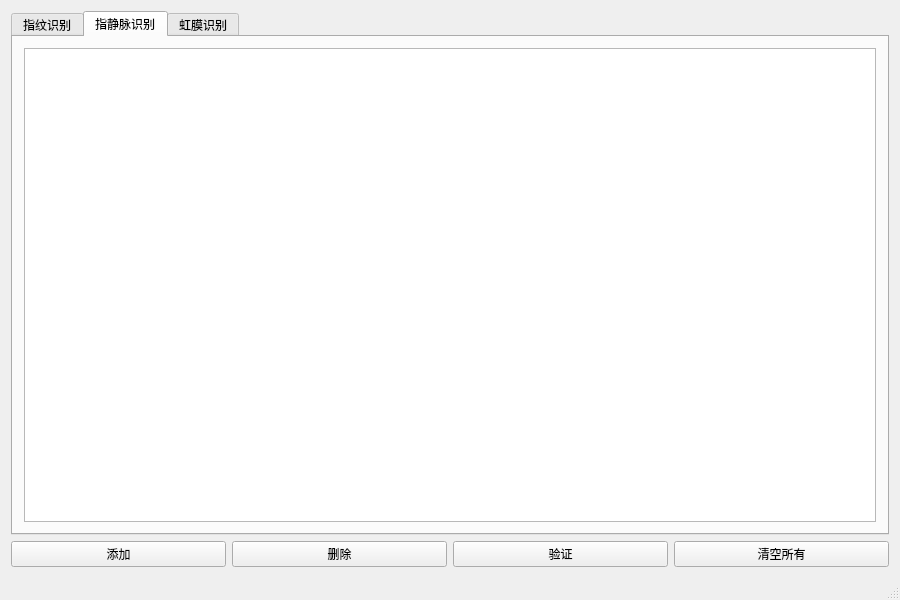
First picture: the form in mainwindow.ui, repository ukui/ukui-biometric-manager, before the edit.
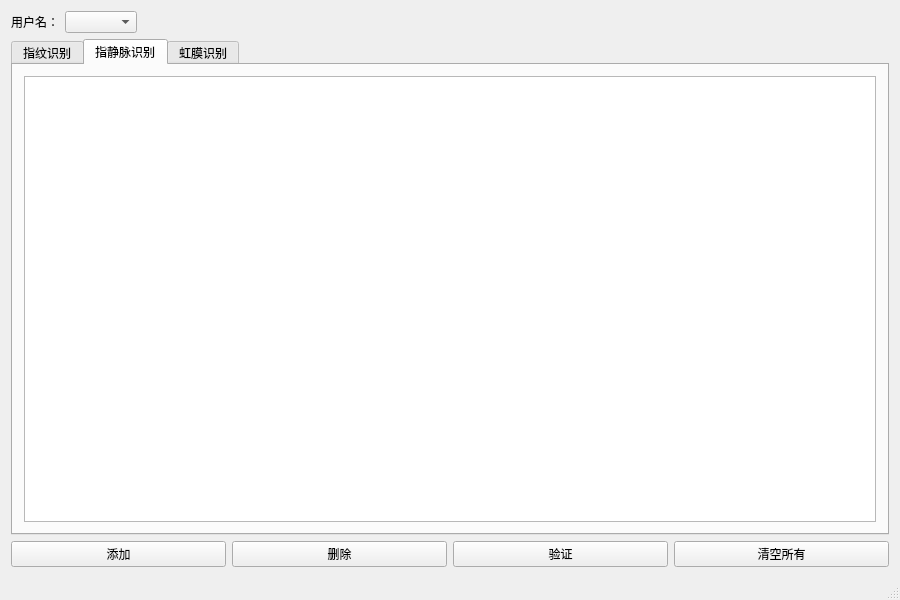
Second picture: the form after the edit.

Diff of the .ui file:
```diff
--- a/mainwindow.ui
+++ b/mainwindow.ui
@@ -15,6 +15,33 @@
   </property>
   <widget class="QWidget" name="centralWidget">
    <layout class="QVBoxLayout" name="verticalLayout_4">
+    <item>
+     <layout class="QHBoxLayout" name="horizontalLayout_2">
+      <item>
+       <widget class="QLabel" name="lblUname">
+        <property name="text">
+         <string>用户名：</string>
+        </property>
+       </widget>
+      </item>
+      <item>
+       <widget class="QComboBox" name="comboBoxUname"/>
+      </item>
+      <item>
+       <spacer name="horizontalSpacer">
+        <property name="orientation">
+         <enum>Qt::Horizontal</enum>
+        </property>
+        <property name="sizeHint" stdset="0">
+         <size>
+          <width>40</width>
+          <height>20</height>
+         </size>
+        </property>
+       </spacer>
+      </item>
+     </layout>
+    </item>
     <item>
      <widget class="QTabWidget" name="tabWidget">
       <property name="currentIndex">
@@ -31,7 +58,14 @@
        </attribute>
        <layout class="QVBoxLayout" name="verticalLayout_5">
         <item>
-         <widget class="QTreeView" name="treeView"/>
+         <widget class="QTreeView" name="treeViewFingervein">
+          <property name="enabled">
+           <bool>true</bool>
+          </property>
+          <property name="indentation">
+           <number>0</number>
+          </property>
+         </widget>
         </item>
        </layout>
       </widget>
```
